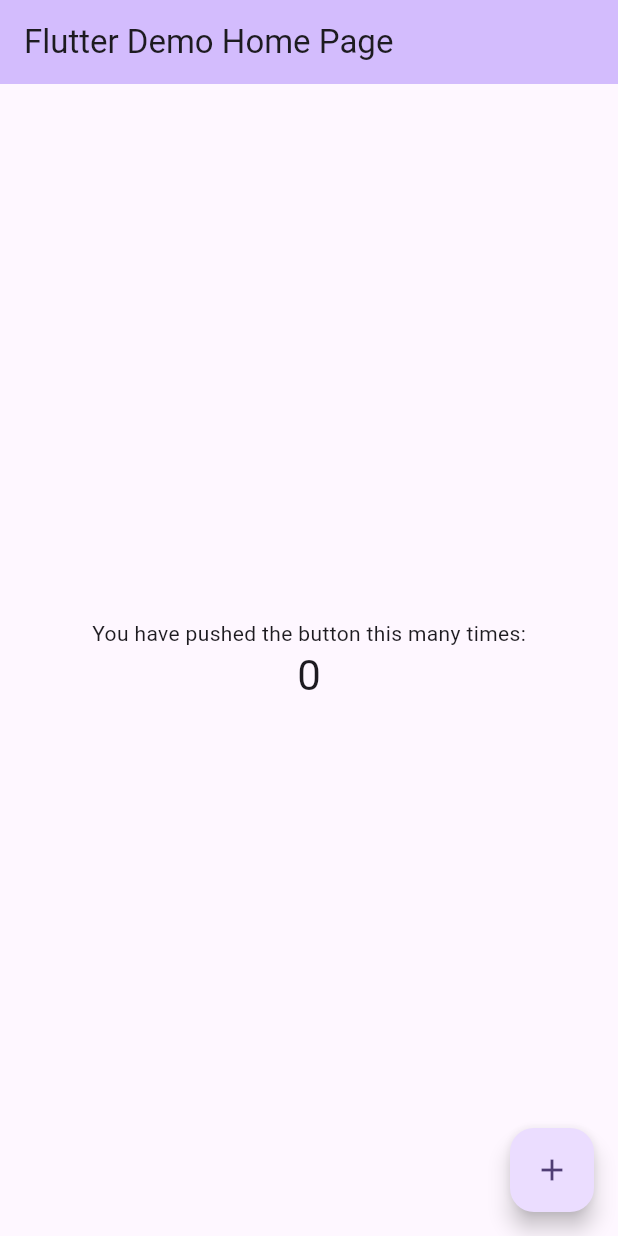
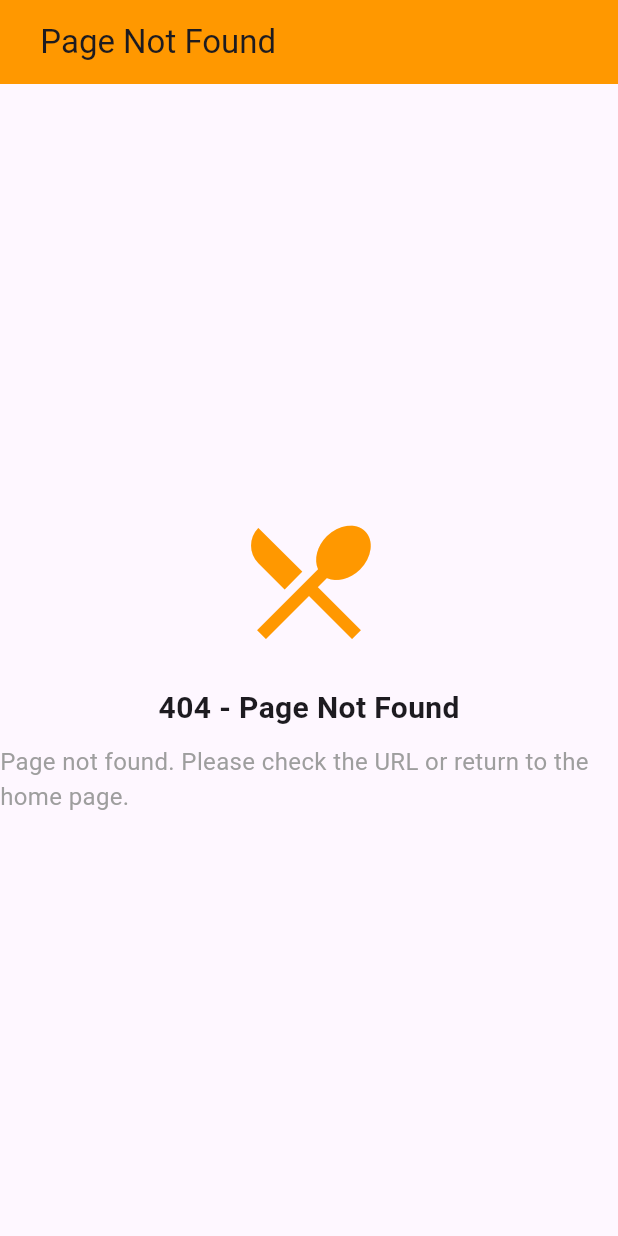
Before and after one commit to Marco-Mina-Moris/Food, a Flutter app: the screen it shows after launch, on a phone screen of 412 x 824 dp. Run offline on Flutter 3.47's test engine with Material 3 defaults, Android fonts, the phone set to English and light mode, and no system bars; our stand-ins replace shared_preferences, toastification.

Commit message:
add_assets_constants&add_routes

```diff
--- /dev/null
+++ b/lib/core/constants/assets_constants.dart
@@ -0,0 +1,11 @@
+abstract class AssetsConstants {
+  static const String logo = 'assets/images/logo.png';
+  static const String placeholder = 'assets/images/placeholder.png';
+  static const String avatarPlaceholder = 'assets/images/avatar_placeholder.png';
+  static const String onboarding1 = 'assets/images/onboarding_01.png';
+  static const String onboarding2 = 'assets/images/onboarding_02.png';
+  static const String onboarding3 = 'assets/images/onboarding_03.png';
+  static const String onboarding4 = 'assets/images/onboarding_04.png';
+  static const String empty = 'assets/images/empty.png';
+  static const String error = 'assets/images/error.png';
+}
--- /dev/null
+++ b/lib/core/routes/app_routes.dart
@@ -0,0 +1,274 @@
+import 'package:flutter/material.dart';
+
+class AppRoutes {
+  // User Routes
+  static const String splash = '/';
+  static const String onboarding = '/onboarding';
+  static const String login = '/login';
+  static const String signup = '/signup';
+  static const String forgotPassword = '/forgot-password';
+  static const String verification = '/verification';
+  static const String resetPassword = '/reset-password';
+
+  // Home Routes
+  static const String homeV1 = '/home-v1';
+  static const String homeV2 = '/home-v2';
+  static const String homeV3 = '/home-v3';
+  static const String search = '/search';
+
+  // Food & Restaurant Routes
+  static const String foodDetails = '/food-details';
+  static const String restaurant = '/restaurant';
+  static const String filter = '/filter';
+  static const String offer = '/offer';
+
+  // Order Flow Routes
+  static const String cart = '/cart';
+  static const String checkout = '/checkout';
+  static const String payment = '/payment';
+  static const String addCard = '/add-card';
+  static const String paymentSuccess = '/payment-success';
+  static const String deliveryTracking = '/delivery-tracking';
+
+  // User Profile Routes
+  static const String myOrders = '/my-orders';
+  static const String orderDetails = '/order-details';
+  static const String menu = '/menu';
+  static const String profile = '/profile';
+  static const String editProfile = '/edit-profile';
+  static const String address = '/address';
+  static const String addNewAddress = '/add-new-address';
+
+  // Chef Routes
+  static const String chefDashboard = '/chef/dashboard';
+  static const String chefOrders = '/chef/orders';
+  static const String myFood = '/chef/my-food';
+  static const String addMenu = '/chef/add-menu';
+  static const String chefProfile = '/chef/profile';
+  static const String menuManagement = '/chef/menu-management';
+  static const String paymentHistory = '/chef/payment-history';
+  static const String notifications = '/chef/notifications';
+  static const String analytics = '/chef/analytics';
+  static const String reviews = '/chef/reviews';
+
+  // Route Generator
+  static Route<dynamic> generateRoute(RouteSettings settings) {
+    final arguments = settings.arguments;
+
+    switch (settings.name) {
+      // Auth Routes
+      case splash:
+      // return _createRoute(const SplashScreen());
+      case onboarding:
+      // return _createSlideRoute(const OnboardingScreen());
+      case login:
+      // return _createRoute(const LoginScreen());
+      case signup:
+      // return _createRoute(const SignupScreen());
+      case forgotPassword:
+      // return _createRoute(const ForgotPasswordScreen());
+      case verification:
+      // return _createRoute(const VerificationScreen());
+      case resetPassword:
+      // return _createRoute(const ResetPasswordScreen());
+
+      // Home Routes
+      case homeV1:
+      // return _createFadeRoute(const HomeV1Screen());
+      case homeV2:
+      // return _createFadeRoute(const HomeV2Screen());
+      case homeV3:
+      // return _createFadeRoute(const HomeV3Screen());
+      case search:
+      // return _createRoute(const SearchScreen());
+
+      // Food & Restaurant Routes
+      case foodDetails:
+      // return _createSlideRoute(
+      //   FoodDetailsScreen(foodId: arguments as String? ?? ''),
+      // );
+      case restaurant:
+      // return _createRoute(
+      //   RestaurantScreen(restaurantId: arguments as String? ?? ''),
+      // );
+      case filter:
+      // return _createSlideRoute(const FilterScreen());
+      case offer:
+      // return _createRoute(const OfferScreen());
+
+      // Order Flow Routes
+      case cart:
+      // return _createSlideRoute(const CartScreen());
+      case checkout:
+      // return _createRoute(const CheckoutScreen());
+      case payment:
+      // return _createRoute(const PaymentScreen());
+      case addCard:
+      // return _createSlideRoute(const AddCardScreen());
+      case paymentSuccess:
+      // return _createFadeRoute(const PaymentSuccessScreen());
+      case deliveryTracking:
+      // return _createRoute(
+      //   DeliveryTrackingScreen(orderId: arguments as String? ?? ''),
+      // );
+
+      // User Profile Routes
+      case myOrders:
+      // return _createRoute(const MyOrdersScreen());
+      case orderDetails:
+      // return _createRoute(
+      //   OrderDetailsScreen(orderId: arguments as String? ?? ''),
+      // );
+      case menu:
+      // return _createRoute(const MenuScreen());
+      case profile:
+      // return _createRoute(const ProfileScreen());
+      case editProfile:
+      // return _createRoute(const EditProfileScreen());
+      case address:
+      // return _createRoute(const AddressScreen());
+      case addNewAddress:
+      // return _createSlideRoute(const AddNewAddressScreen());
+
+      // Chef Routes
+      case chefDashboard:
+      // return _createFadeRoute(const ChefDashboardScreen());
+      case chefOrders:
+      // return _createRoute(const ChefOrdersScreen());
+      case myFood:
+      // return _createRoute(const MyFoodScreen());
+      case addMenu:
+      // return _createSlideRoute(const AddMenuScreen());
+      case chefProfile:
+      // return _createRoute(const ChefProfileScreen());
+      case menuManagement:
+      // return _createRoute(const MenuManagementScreen());
+      case paymentHistory:
+      // return _createRoute(const PaymentHistoryScreen());
+      case notifications:
+      // return _createRoute(const NotificationsScreen());
+      case analytics:
+      // return _createRoute(const AnalyticsScreen());
+      case reviews:
+      // return _createRoute(const ReviewsScreen());
+
+      // 404 Route
+      default:
+        return _createRoute(
+          Scaffold(
+            appBar: AppBar(
+              title: const Text('  Page Not Found'),
+              backgroundColor: Colors.orange,
+            ),
+            body: const Center(
+              child: Column(
+                mainAxisAlignment: MainAxisAlignment.center,
+                children: [
+                  Icon(Icons.restaurant_menu, size: 100, color: Colors.orange),
+                  SizedBox(height: 20),
+                  Text(
+                    '404 - Page Not Found',
+                    style: TextStyle(fontSize: 20, fontWeight: FontWeight.bold),
+                  ),
+                  SizedBox(height: 10),
+                  Text(
+                    'Page not found. Please check the URL or return to the home page.',
+                    style: TextStyle(fontSize: 16, color: Colors.grey),
+                  ),
+                ],
+              ),
+            ),
+          ),
+        );
+    }
+  }
+
+  // Custom Route Transitions
+  static Route _createRoute(Widget page) {
+    return MaterialPageRoute(builder: (context) => page);
+  }
+
+  static Route _createSlideRoute(Widget page) {
+    return PageRouteBuilder(
+      pageBuilder: (context, animation, secondaryAnimation) => page,
+      transitionsBuilder: (context, animation, secondaryAnimation, child) {
+        const begin = Offset(1.0, 0.0);
+        const end = Offset.zero;
+        const curve = Curves.easeInOut;
+
+        var tween = Tween(
+          begin: begin,
+          end: end,
+        ).chain(CurveTween(curve: curve));
+
+        return SlideTransition(position: animation.drive(tween), child: child);
+      },
+      transitionDuration: const Duration(milliseconds: 300),
+    );
+  }
+
+  static Route _createFadeRoute(Widget page) {
+    return PageRouteBuilder(
+      pageBuilder: (context, animation, secondaryAnimation) => page,
+      transitionsBuilder: (context, animation, secondaryAnimation, child) {
+        return FadeTransition(opacity: animation, child: child);
+      },
+      transitionDuration: const Duration(milliseconds: 400),
+    );
+  }
+
+  // Navigation Helper Methods
+
+  // User Navigation
+  static void navigateToHome(BuildContext context) {
+    Navigator.pushReplacementNamed(context, homeV1);
+  }
+
+  static void navigateToLogin(BuildContext context) {
+    Navigator.pushReplacementNamed(context, login);
+  }
+
+  static void navigateToFoodDetails(BuildContext context, String foodId) {
+    Navigator.pushNamed(context, foodDetails, arguments: foodId);
+  }
+
+  static void navigateToCart(BuildContext context) {
+    Navigator.pushNamed(context, cart);
+  }
+
+  static void navigateToCheckout(BuildContext context) {
+    Navigator.pushNamed(context, checkout);
+  }
+
+  static void navigateToPayment(BuildContext context) {
+    Navigator.pushNamed(context, payment);
+  }
+
+  static void navigateToDeliveryTracking(BuildContext context, String orderId) {
+    Navigator.pushNamed(context, deliveryTracking, arguments: orderId);
+  }
+
+  // Chef Navigation
+  static void navigateToChefDashboard(BuildContext context) {
+    Navigator.pushReplacementNamed(context, chefDashboard);
+  }
+
+  static void navigateToAddMenu(BuildContext context) {
+    Navigator.pushNamed(context, addMenu);
+  }
+
+  // General Navigation
+  static void goBack(BuildContext context) {
+    if (Navigator.canPop(context)) {
+      Navigator.pop(context);
+    }
+  }
+
+  static void clearAndNavigateToHome(BuildContext context) {
+    Navigator.pushNamedAndRemoveUntil(context, homeV1, (route) => false);
+  }
+
+  static void clearAndNavigateToChefDashboard(BuildContext context) {
+    Navigator.pushNamedAndRemoveUntil(context, chefDashboard, (route) => false);
+  }
+}
--- a/lib/main.dart
+++ b/lib/main.dart
@@ -1,122 +1,20 @@
 import 'package:flutter/material.dart';
+import 'package:food/core/routes/app_routes.dart';
 
 void main() {
-  runApp(const MyApp());
+  runApp(const FoodDeliveryApp());
 }
 
-class MyApp extends StatelessWidget {
-  const MyApp({super.key});
+class FoodDeliveryApp extends StatelessWidget {
+  const FoodDeliveryApp({super.key});
 
   // This widget is the root of your application.
   @override
   Widget build(BuildContext context) {
     return MaterialApp(
-      title: 'Flutter Demo',
-      theme: ThemeData(
-        // This is the theme of your application.
-        //
-        // TRY THIS: Try running your application with "flutter run". You'll see
-        // the application has a purple toolbar. Then, without quitting the app,
-        // try changing the seedColor in the colorScheme below to Colors.green
-        // and then invoke "hot reload" (save your changes or press the "hot
-        // reload" button in a Flutter-supported IDE, or press "r" if you used
-        // the command line to start the app).
-        //
-        // Notice that the counter didn't reset back to zero; the application
-        // state is not lost during the reload. To reset the state, use hot
-        // restart instead.
-        //
-        // This works for code too, not just values: Most code changes can be
-        // tested with just a hot reload.
-        colorScheme: ColorScheme.fromSeed(seedColor: Colors.deepPurple),
-      ),
-      home: const MyHomePage(title: 'Flutter Demo Home Page'),
+      title: 'Food Delivery App',
+      initialRoute: AppRoutes.splash,
+      onGenerateRoute: AppRoutes.generateRoute,
     );
   }
 }
-
-class MyHomePage extends StatefulWidget {
-  const MyHomePage({super.key, required this.title});
-
-  // This widget is the home page of your application. It is stateful, meaning
-  // that it has a State object (defined below) that contains fields that affect
-  // how it looks.
-
-  // This class is the configuration for the state. It holds the values (in this
-  // case the title) provided by the parent (in this case the App widget) and
-  // used by the build method of the State. Fields in a Widget subclass are
-  // always marked "final".
-
-  final String title;
-
-  @override
-  State<MyHomePage> createState() => _MyHomePageState();
-}
-
-class _MyHomePageState extends State<MyHomePage> {
-  int _counter = 0;
-
-  void _incrementCounter() {
-    setState(() {
-      // This call to setState tells the Flutter framework that something has
-      // changed in this State, which causes it to rerun the build method below
-      // so that the display can reflect the updated values. If we changed
-      // _counter without calling setState(), then the build method would not be
-      // called again, and so nothing would appear to happen.
-      _counter++;
-    });
-  }
-
-  @override
-  Widget build(BuildContext context) {
-    // This method is rerun every time setState is called, for instance as done
-    // by the _incrementCounter method above.
-    //
-    // The Flutter framework has been optimized to make rerunning build methods
-    // fast, so that you can just rebuild anything that needs updating rather
-    // than having to individually change instances of widgets.
-    return Scaffold(
-      appBar: AppBar(
-        // TRY THIS: Try changing the color here to a specific color (to
-        // Colors.amber, perhaps?) and trigger a hot reload to see the AppBar
-        // change color while the other colors stay the same.
-        backgroundColor: Theme.of(context).colorScheme.inversePrimary,
-        // Here we take the value from the MyHomePage object that was created by
-        // the App.build method, and use it to set our appbar title.
-        title: Text(widget.title),
-      ),
-      body: Center(
-        // Center is a layout widget. It takes a single child and positions it
-        // in the middle of the parent.
-        child: Column(
-          // Column is also a layout widget. It takes a list of children and
-          // arranges them vertically. By default, it sizes itself to fit its
-          // children horizontally, and tries to be as tall as its parent.
-          //
-          // Column has various properties to control how it sizes itself and
-          // how it positions its children. Here we use mainAxisAlignment to
-          // center the children vertically; the main axis here is the vertical
-          // axis because Columns are vertical (the cross axis would be
-          // horizontal).
-          //
-          // TRY THIS: Invoke "debug painting" (choose the "Toggle Debug Paint"
-          // action in the IDE, or press "p" in the console), to see the
-          // wireframe for each widget.
-          mainAxisAlignment: MainAxisAlignment.center,
-          children: <Widget>[
-            const Text('You have pushed the button this many times:'),
-            Text(
-              '$_counter',
-              style: Theme.of(context).textTheme.headlineMedium,
-            ),
-          ],
-        ),
-      ),
-      floatingActionButton: FloatingActionButton(
-        onPressed: _incrementCounter,
-        tooltip: 'Increment',
-        child: const Icon(Icons.add),
-      ), // This trailing comma makes auto-formatting nicer for build methods.
-    );
-  }
-}
--- a/pubspec.yaml
+++ b/pubspec.yaml
@@ -18,6 +18,7 @@ dependencies:
   google_fonts: ^6.3.1
   toastification: ^3.0.3
   shared_preferences: ^2.5.3
+  animate_do: ^4.2.0
 
 dev_dependencies:
   flutter_test:
```
Also changed, not shown: assets/images/Onboarding_01.png (added), assets/images/Onboarding_02.png (added), assets/images/Onboarding_03.png (added), assets/images/Onboarding_04.png (added), assets/images/logo.png (added), pubspec.lock, 2 other files.
